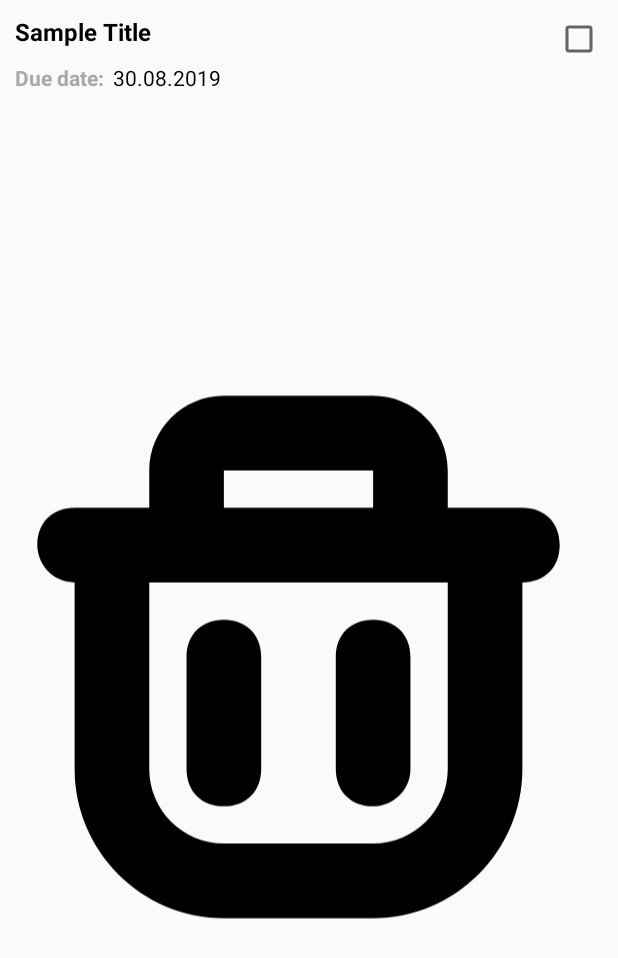
After one commit to tiaralaaa/D121181022-Todo-List-App-with-MVVM-Room-LiveData, an Android app: the layout item_todo_list.xml on its own in the app's theme, with its tools: preview values and no code run, on a phone screen of 412 x 824 dp. The commit adds this screen. Shown: the top 958 px of the screen. Run offline under Robolectric (Android 15) with nearby library versions, the phone set to English and light mode, and no system bars.

Commit message:
Prepare some Resources

```diff
--- /dev/null
+++ b/app/src/main/res/anim/layout_animation.xml
@@ -0,0 +1,5 @@
+<?xml version="1.0" encoding="utf-8"?>
+<layoutAnimation xmlns:android="http://schemas.android.com/apk/res/android"
+    android:delay="10%"
+    android:animation="@anim/item_animation_fall_down"
+    />
--- /dev/null
+++ b/app/src/main/res/drawable/ic_add_white.xml
@@ -0,0 +1,5 @@
+<vector android:height="24dp" android:tint="#FFFFFF"
+    android:viewportHeight="24.0" android:viewportWidth="24.0"
+    android:width="24dp" xmlns:android="http://schemas.android.com/apk/res/android">
+    <path android:fillColor="#FF000000" android:pathData="M19,13h-6v6h-2v-6H5v-2h6V5h2v6h6v2z"/>
+</vector>
--- /dev/null
+++ b/app/src/main/res/drawable/ic_check_white_24dp.xml
@@ -0,0 +1,5 @@
+<vector android:height="24dp" android:tint="#FFFFFF"
+    android:viewportHeight="24.0" android:viewportWidth="24.0"
+    android:width="24dp" xmlns:android="http://schemas.android.com/apk/res/android">
+    <path android:fillColor="#FF000000" android:pathData="M9,16.17L4.83,12l-1.42,1.41L9,19 21,7l-1.41,-1.41z"/>
+</vector>
--- /dev/null
+++ b/app/src/main/res/drawable/ic_create_black_24dp.xml
@@ -0,0 +1,5 @@
+<vector android:height="24dp" android:tint="#FFFFFF"
+    android:viewportHeight="24.0" android:viewportWidth="24.0"
+    android:width="24dp" xmlns:android="http://schemas.android.com/apk/res/android">
+    <path android:fillColor="#FF000000" android:pathData="M3,17.25V21h3.75L17.81,9.94l-3.75,-3.75L3,17.25zM20.71,7.04c0.39,-0.39 0.39,-1.02 0,-1.41l-2.34,-2.34c-0.39,-0.39 -1.02,-0.39 -1.41,0l-1.83,1.83 3.75,3.75 1.83,-1.83z"/>
+</vector>
--- /dev/null
+++ b/app/src/main/res/drawable/ic_delete_black_24dp.xml
@@ -0,0 +1,9 @@
+<vector xmlns:android="http://schemas.android.com/apk/res/android"
+    android:width="1024dp"
+    android:height="1024dp"
+    android:viewportWidth="1024"
+    android:viewportHeight="1024">
+  <path
+      android:fillColor="#FF000000"
+      android:pathData="M384,768 L384,768c-38.4,0 -64,-25.6 -64,-64L320,512c0,-38.4 25.6,-64 64,-64l0,0c38.4,0 64,25.6 64,64l0,192C448,742.4 422.4,768 384,768zM640,768 L640,768c-38.4,0 -64,-25.6 -64,-64L576,512c0,-38.4 25.6,-64 64,-64l0,0c38.4,0 64,25.6 64,64l0,192C704,742.4 672,768 640,768zM896,256l-128,0L768,192c0,-70.4 -57.6,-128 -128,-128L384,64C313.6,64 256,121.6 256,192l0,64L128,256C89.6,256 64,281.6 64,320c0,32 25.6,64 64,64l0,320c0,140.8 115.2,256 256,256l256,0c140.8,0 256,-115.2 256,-256L896,384l0,0c38.4,0 64,-25.6 64,-64S934.4,256 896,256zM384,192l256,0 0,64L384,256 384,192zM768,704c0,70.4 -57.6,128 -128,128L384,832c-70.4,0 -128,-57.6 -128,-128L256,384l512,0L768,704z"/>
+</vector>
--- /dev/null
+++ b/app/src/main/res/drawable/ic_search_white_24dp.xml
@@ -0,0 +1,5 @@
+<vector android:height="24dp" android:tint="#FFFFFF"
+    android:viewportHeight="24.0" android:viewportWidth="24.0"
+    android:width="24dp" xmlns:android="http://schemas.android.com/apk/res/android">
+    <path android:fillColor="#FF000000" android:pathData="M15.5,14h-0.79l-0.28,-0.27C15.41,12.59 16,11.11 16,9.5 16,5.91 13.09,3 9.5,3S3,5.91 3,9.5 5.91,16 9.5,16c1.61,0 3.09,-0.59 4.23,-1.57l0.27,0.28v0.79l5,4.99L20.49,19l-4.99,-5zM9.5,14C7.01,14 5,11.99 5,9.5S7.01,5 9.5,5 14,7.01 14,9.5 11.99,14 9.5,14z"/>
+</vector>
--- /dev/null
+++ b/app/src/main/res/layout/item_todo_list.xml
@@ -0,0 +1,63 @@
+<?xml version="1.0" encoding="utf-8"?>
+<RelativeLayout xmlns:android="http://schemas.android.com/apk/res/android"
+    android:layout_width="match_parent"
+    android:layout_height="wrap_content">
+
+    <TextView
+        android:id="@+id/tv_item_title"
+        android:layout_width="wrap_content"
+        android:layout_height="wrap_content"
+        android:layout_marginStart="10dp"
+        android:layout_marginTop="10dp"
+        android:fontFamily="sans-serif"
+        android:text="Sample Title"
+        android:textColor="#000000"
+        android:textSize="16sp"
+        android:textStyle="bold" />
+
+    <TextView
+        android:id="@+id/tv_due_date"
+        android:layout_width="wrap_content"
+        android:layout_height="wrap_content"
+        android:layout_below="@id/tv_item_title"
+        android:layout_marginStart="10dp"
+        android:layout_marginTop="10dp"
+        android:fontFamily="sans-serif"
+        android:text="Due date:"
+        android:textColor="#A9A9A9"
+        android:textSize="14sp"
+        android:textStyle="bold" />
+
+    <TextView
+        android:id="@+id/tv_item_due_date"
+        android:layout_width="wrap_content"
+        android:layout_height="wrap_content"
+        android:layout_toEndOf="@id/tv_due_date"
+        android:layout_below="@id/tv_item_title"
+        android:layout_marginTop="10dp"
+        android:layout_marginStart="6dp"
+        android:fontFamily="sans-serif"
+        android:text="30.08.2019"
+        android:textColor="#000"
+        android:textSize="14sp"
+        android:textStyle="normal" />
+
+    <CheckBox
+        android:id="@+id/checkbox_item"
+        android:layout_width="wrap_content"
+        android:layout_height="wrap_content"
+        android:layout_alignParentEnd="true"
+        android:layout_marginEnd="10dp"
+        android:layout_marginTop="10dp" />
+
+    <ImageView
+        android:id="@+id/iv_delete_item"
+        android:layout_width="wrap_content"
+        android:layout_height="wrap_content"
+        android:layout_alignParentEnd="true"
+        android:layout_marginTop="10dp"
+        android:layout_marginEnd="14dp"
+        android:layout_below="@id/checkbox_item"
+        android:src="@drawable/ic_delete_black_24dp" />
+
+</RelativeLayout>
--- a/app/src/main/res/values/colors.xml
+++ b/app/src/main/res/values/colors.xml
@@ -1,6 +1,6 @@
 <?xml version="1.0" encoding="utf-8"?>
 <resources>
-    <color name="colorPrimary">#6200EE</color>
-    <color name="colorPrimaryDark">#3700B3</color>
-    <color name="colorAccent">#03DAC5</color>
+    <color name="colorPrimary">#fab7b7</color>
+    <color name="colorPrimaryDark">#e19999</color>
+    <color name="colorAccent">#827397</color>
 </resources>
```
Also changed, not shown: app/src/main/res/anim/item_animation_fall_down.xml (added, +27 -0 lines), app/src/main/res/drawable/ic_check_black_24dp.xml (added, +9 -0 lines), app/src/main/res/drawable/shape_todo_detail_background.xml (added, +10 -0 lines), app/src/main/res/layout/activity_main.xml (+19 -9 lines), app/src/main/res/layout/todo_list.xml (added, +16 -0 lines), app/src/main/res/mipmap-mdpi/empty_task_list.jpeg (added), app/src/main/res/mipmap-mdpi/empty_task_list_two.jpeg (added).
